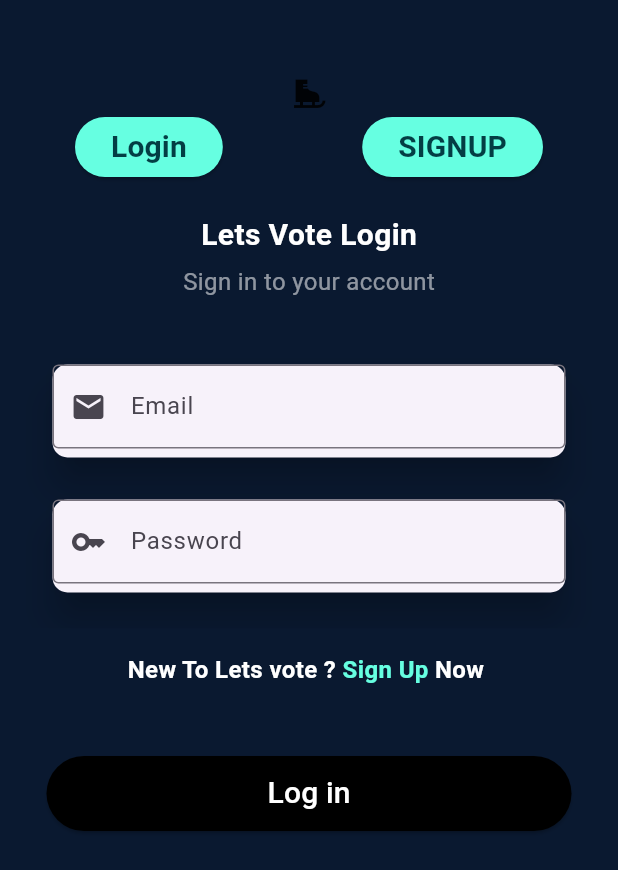
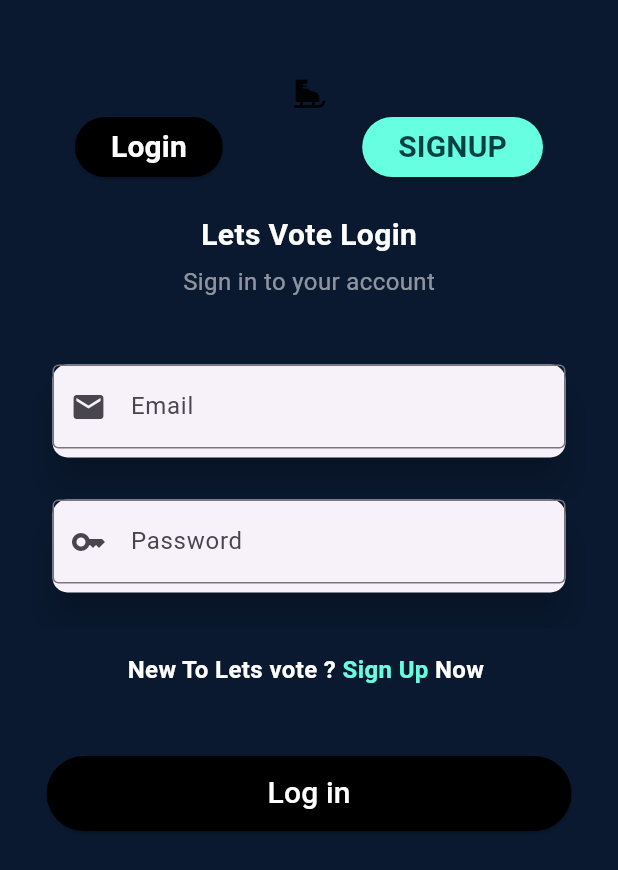
Before and after one commit to NaVindu0315/Let-s_Vote, a Flutter app: the screen it shows after launch, on a phone screen of 412 x 824 dp. Shown: the top 870 px of the screen. Run offline on Flutter 3.47's test engine with Material 3 defaults, Android fonts, the phone set to English and light mode, and no system bars; our stand-ins replace camera, cloud_firestore, firebase_auth, firebase_core, firebase_storage, image_picker and 1 more; accounts and stored records are empty.

Commit message:
chgned colors

```diff
--- a/lib/pages/login.dart
+++ b/lib/pages/login.dart
@@ -53,7 +53,7 @@ class _lginState extends State<lgin> {
                         child: Builder(builder: (context) {
                           return ElevatedButton(
                             style: ElevatedButton.styleFrom(
-                              primary: AppColors.buttoncolor,
+                              primary: Colors.black,
                             ),
                             onPressed: () {},
                             child: Text(
@@ -61,7 +61,7 @@ class _lginState extends State<lgin> {
                               style: TextStyle(
                                 fontSize: 20,
                                 fontWeight: FontWeight.bold,
-                                color: AppColors.buttontextcolor,
+                                color: Colors.white,
                               ),
                             ),
                           );
```
